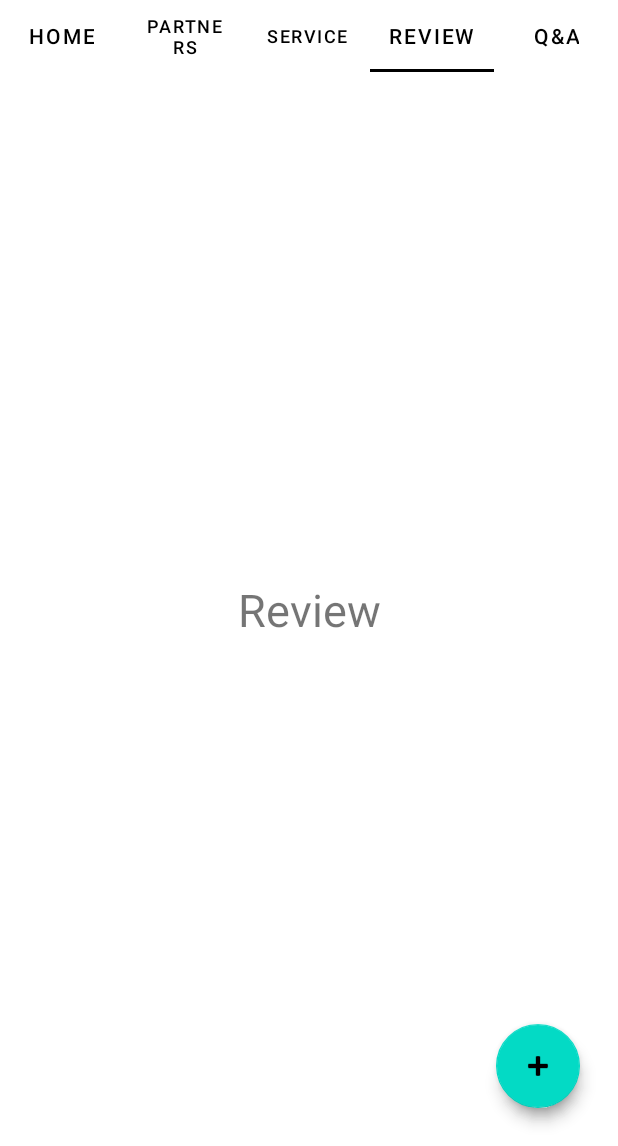
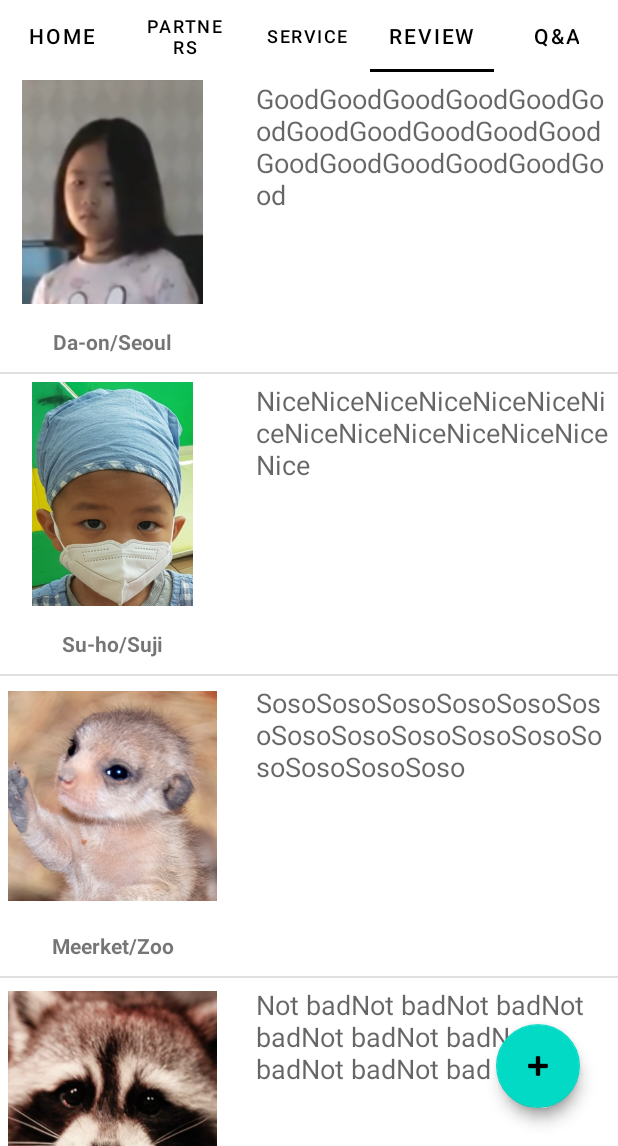
Before and after one commit to HambokJiSu/Recom, an Android app: the screen it shows after launch (MainActivity), tab 4 chosen, on a phone screen of 412 x 824 dp, the part 90-1236 px from its top. Run offline under Robolectric (Android 15) with nearby library versions, the phone set to English and light mode, and no system bars; pictures from the network do not load.

Commit message:
리뷰 추가

```diff
--- a/app/src/main/java/com/adflyercompany/recom/FragmentReview.java
+++ b/app/src/main/java/com/adflyercompany/recom/FragmentReview.java
@@ -4,14 +4,66 @@ import android.os.Bundle;
 import android.view.LayoutInflater;
 import android.view.View;
 import android.view.ViewGroup;
+import android.widget.AdapterView;
+import android.widget.ListView;
 
 import androidx.annotation.NonNull;
 import androidx.fragment.app.Fragment;
 
 public class FragmentReview extends Fragment {
+    private ListView list;
+
+    private final String[] maintitle ={
+            "GoodGoodGoodGoodGoodGoodGoodGoodGoodGoodGoodGoodGoodGoodGoodGoodGood"
+            ,"NiceNiceNiceNiceNiceNiceNiceNiceNiceNiceNiceNiceNiceNice"
+            ,"SosoSosoSosoSosoSosoSosoSosoSosoSosoSosoSosoSosoSosoSosoSoso"
+            ,"Not badNot badNot badNot badNot badNot badNot badNot badNot bad"
+            ,"No comment",
+    };
+
+    private final String[] subtitle ={
+            "Da-on/Seoul"
+            ,"Su-ho/Suji"
+            ,"Meerket/Zoo"
+            ,"Raccon/Zoo"
+            ,"Ji-ho/Suji"
+    };
+
+    private final Integer[] imgid={
+            R.drawable.img_review_list1,R.drawable.img_review_list2,
+            R.drawable.img_review_list3,R.drawable.img_review_list4,
+            R.drawable.img_review_list5,
+    };
+
     public View onCreateView(@NonNull LayoutInflater inflater,
                              ViewGroup container, Bundle savedInstanceState) {
 
-        return inflater.inflate(R.layout.fragment_review, container, false);
+        View v = inflater.inflate(R.layout.fragment_review, container, false);
+
+        CustomListAdapter adapter=new CustomListAdapter(getActivity(), R.layout.custom_list_review, maintitle, subtitle,imgid);
+        list = (ListView)v.findViewById(R.id.list);
+        list.setAdapter(adapter);
+
+        list.setOnItemClickListener(new AdapterView.OnItemClickListener() {
+
+            @Override
+            public void onItemClick(AdapterView<?> parent, View view,int position, long id) {
+                // TODO Auto-generated method stub
+                if(position == 0) {
+                    // Todo
+                }else if(position == 1) {
+                    // Todo
+                }else if(position == 2) {
+                    // Todo
+                }else if(position == 3) {
+                    // Todo
+                }else if(position == 4) {
+                    // Todo
+                }
+
+            }
+        });
+
+        return v;
     }
 }
--- /dev/null
+++ b/app/src/main/res/layout/custom_list_review.xml
@@ -0,0 +1,38 @@
+<?xml version="1.0" encoding="utf-8"?>
+<LinearLayout xmlns:android="http://schemas.android.com/apk/res/android"
+    android:layout_width="match_parent"
+    android:layout_height="match_parent"
+    android:orientation="horizontal" >
+
+    <LinearLayout
+        android:layout_width="150dp"
+        android:layout_height="200dp"
+        android:orientation="vertical" >
+        <ImageView
+            android:id="@+id/icon"
+            android:layout_width="150dp"
+            android:layout_height="160dp"
+            android:padding="5dp" />
+
+        <TextView
+            android:id="@+id/subtitle"
+            android:layout_width="150dp"
+            android:layout_height="40dp"
+            android:padding="5dp"
+            android:text="Medium Text"
+            android:gravity="center"
+            android:textAlignment="center"
+            android:textStyle="bold" />
+    </LinearLayout>
+
+    <TextView
+        android:id="@+id/title"
+        android:layout_width="match_parent"
+        android:layout_height="200dp"
+        android:layout_marginLeft="15dp"
+        android:padding="5dp"
+        android:text="Medium Text"
+        android:textAlignment="viewStart"
+        android:textAppearance="?android:attr/textAppearanceMedium" />
+
+</LinearLayout>
--- a/app/src/main/res/layout/fragment_partners.xml
+++ b/app/src/main/res/layout/fragment_partners.xml
@@ -12,8 +12,6 @@
         android:layout_height="0dp"
         app:layout_constraintTop_toTopOf="parent"
         app:layout_constraintBottom_toBottomOf="parent"
-        >
-
-    </ListView>
+    />
 
 </androidx.constraintlayout.widget.ConstraintLayout>
--- a/app/src/main/res/layout/fragment_review.xml
+++ b/app/src/main/res/layout/fragment_review.xml
@@ -6,15 +6,12 @@
     android:layout_height="match_parent"
     tools:context=".FragmentReview">
 
-    <TextView
-        android:id="@+id/textView"
-        android:layout_width="wrap_content"
-        android:layout_height="wrap_content"
-        android:text="@string/tab_review"
-        android:textSize="30sp"
+    <ListView
+        android:id="@+id/list"
+        android:layout_width="match_parent"
+        android:layout_height="0dp"
+        app:layout_constraintTop_toTopOf="parent"
         app:layout_constraintBottom_toBottomOf="parent"
-        app:layout_constraintEnd_toEndOf="parent"
-        app:layout_constraintStart_toStartOf="parent"
-        app:layout_constraintTop_toTopOf="parent" />
+    />
 
 </androidx.constraintlayout.widget.ConstraintLayout>
```
Also changed, not shown: app/src/main/res/drawable/img_review_list1.png (added), app/src/main/res/drawable/img_review_list2.png (added), app/src/main/res/drawable/img_review_list3.png (added), app/src/main/res/drawable/img_review_list4.png (added), app/src/main/res/drawable/img_review_list5.png (added).
